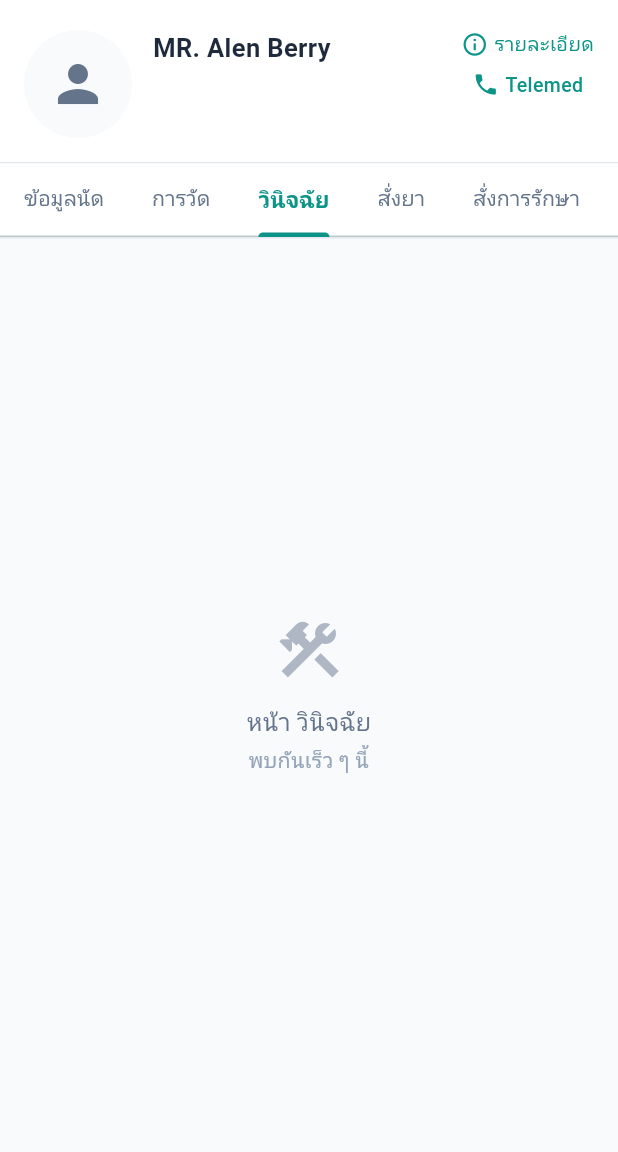
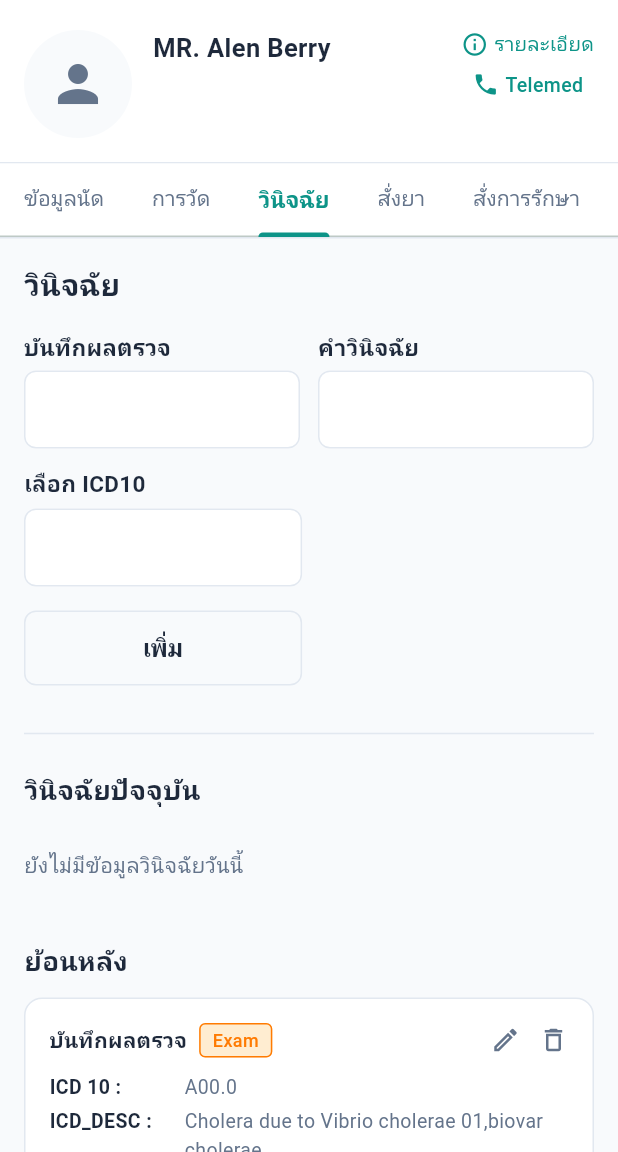
Before and after one commit to izzabellerina/flutter-med-flow-user-app, a Flutter app: the AppointmentDetailPage screen opened directly with sample values from the repository, tab 3 chosen, on a phone screen of 412 x 824 dp, the part 84-1236 px from its top. Run offline on Flutter 3.47's test engine with Material 3 defaults, Android fonts, the phone set to English and light mode, and no system bars; our stand-ins replace google_fonts; network calls fail; Roboto replaces fonts that are missing (Athiti).

Commit message:
09/03/69 diagnosis tab

```diff
--- /dev/null
+++ b/lib/models/diagnosis.dart
@@ -0,0 +1,30 @@
+class Diagnosis {
+  final String id;
+  final String recordNote; // บันทึกผลตรวจ
+  final String diagnosisType; // e.g. "Exam"
+  final String icd10;
+  final String icdDesc;
+  final String snTerm;
+  final String diagnosisNote; // คำวินิจฉัย
+  final String recorderName; // ผู้บันทึก
+  final DateTime recordedAt;
+
+  Diagnosis({
+    required this.id,
+    required this.recordNote,
+    required this.diagnosisType,
+    required this.icd10,
+    required this.icdDesc,
+    required this.snTerm,
+    required this.diagnosisNote,
+    required this.recorderName,
+    required this.recordedAt,
+  });
+
+  bool get isToday {
+    final now = DateTime.now();
+    return recordedAt.year == now.year &&
+        recordedAt.month == now.month &&
+        recordedAt.day == now.day;
+  }
+}
--- a/lib/pages/appointment_detail_page.dart
+++ b/lib/pages/appointment_detail_page.dart
@@ -1,6 +1,7 @@
 import 'package:flutter/material.dart';
 import '../app/theme.dart';
 import '../models/appointment.dart';
+import '../widgets/diagnosis_tab.dart';
 
 class AppointmentDetailPage extends StatefulWidget {
   final Appointment appointment;
@@ -311,7 +312,7 @@ class _AppointmentDetailPageState extends State<AppointmentDetailPage>
             children: [
               _buildAppointmentInfoTab(),
               _buildPlaceholderTab('การวัด'),
-              _buildPlaceholderTab('วินิจฉัย'),
+              const DiagnosisTab(),
               _buildPlaceholderTab('สั่งยา'),
               _buildPlaceholderTab('สั่งการรักษา'),
             ],
--- /dev/null
+++ b/lib/widgets/diagnosis_tab.dart
@@ -0,0 +1,433 @@
+import 'package:flutter/material.dart';
+import '../app/theme.dart';
+import '../models/diagnosis.dart';
+
+class DiagnosisTab extends StatefulWidget {
+  const DiagnosisTab({super.key});
+
+  @override
+  State<DiagnosisTab> createState() => _DiagnosisTabState();
+}
+
+class _DiagnosisTabState extends State<DiagnosisTab> {
+  final _recordNoteController = TextEditingController();
+  final _diagnosisNoteController = TextEditingController();
+  final _icd10Controller = TextEditingController();
+
+  final List<Diagnosis> _diagnoses = [
+    // Mock history data (past days)
+    Diagnosis(
+      id: '1',
+      recordNote: 'บันทึกผลตรวจ',
+      diagnosisType: 'Exam',
+      icd10: 'A00.0',
+      icdDesc:
+          'Cholera due to Vibrio cholerae 01,biovar cholerae',
+      snTerm:
+          'Cholera due to Vibrio cholerae O1 Classical biotype (disorder)',
+      diagnosisNote: 'ให้คำวินิจฉัย',
+      recorderName: 'ธนวัฒน์ แก้วพรหม',
+      recordedAt: DateTime.now().subtract(const Duration(days: 2)),
+    ),
+    Diagnosis(
+      id: '2',
+      recordNote: 'บันทึกผลตรวจ',
+      diagnosisType: 'Exam',
+      icd10: 'A00.0',
+      icdDesc:
+          'Cholera due to Vibrio cholerae 01,biovar cholerae',
+      snTerm:
+          'Cholera due to Vibrio cholerae O1 Classical biotype (disorder)',
+      diagnosisNote: 'ให้คำวินิจฉัย',
+      recorderName: 'ธนวัฒน์ แก้วพรหม',
+      recordedAt: DateTime.now().subtract(const Duration(days: 2)),
+    ),
+    Diagnosis(
+      id: '3',
+      recordNote: 'บันทึกผลตรวจ',
+      diagnosisType: 'Exam',
+      icd10: 'A00.0',
+      icdDesc:
+          'Cholera due to Vibrio cholerae 01,biovar cholerae',
+      snTerm:
+          'Cholera due to Vibrio cholerae O1 Classical biotype (disorder)',
+      diagnosisNote: 'ให้คำวินิจฉัย',
+      recorderName: 'ธนวัฒน์ แก้วพรหม',
+      recordedAt: DateTime.now().subtract(const Duration(days: 5)),
+    ),
+    Diagnosis(
+      id: '4',
+      recordNote: 'บันทึกผลตรวจ',
+      diagnosisType: 'Exam',
+      icd10: 'A00.0',
+      icdDesc:
+          'Cholera due to Vibrio cholerae 01,biovar cholerae',
+      snTerm:
+          'Cholera due to Vibrio cholerae O1 Classical biotype (disorder)',
+      diagnosisNote: 'ให้คำวินิจฉัย',
+      recorderName: 'ธนวัฒน์ แก้วพรหม',
+      recordedAt: DateTime.now().subtract(const Duration(days: 10)),
+    ),
+  ];
+
+  List<Diagnosis> get _currentDiagnoses =>
+      _diagnoses.where((d) => d.isToday).toList();
+
+  List<Diagnosis> get _historyDiagnoses =>
+      _diagnoses.where((d) => !d.isToday).toList();
+
+  void _addDiagnosis() {
+    if (_icd10Controller.text.isEmpty) return;
+
+    setState(() {
+      _diagnoses.insert(
+        0,
+        Diagnosis(
+          id: DateTime.now().millisecondsSinceEpoch.toString(),
+          recordNote: _recordNoteController.text,
+          diagnosisType: 'Exam',
+          icd10: _icd10Controller.text,
+          icdDesc:
+              'Cholera due to Vibrio cholerae 01,biovar cholerae',
+          snTerm:
+              'Cholera due to Vibrio cholerae O1 Classical biotype (disorder)',
+          diagnosisNote: _diagnosisNoteController.text,
+          recorderName: 'ธนวัฒน์ แก้วพรหม',
+          recordedAt: DateTime.now(),
+        ),
+      );
+      _recordNoteController.clear();
+      _diagnosisNoteController.clear();
+      _icd10Controller.clear();
+    });
+  }
+
+  @override
+  void dispose() {
+    _recordNoteController.dispose();
+    _diagnosisNoteController.dispose();
+    _icd10Controller.dispose();
+    super.dispose();
+  }
+
+  @override
+  Widget build(BuildContext context) {
+    final current = _currentDiagnoses;
+    final history = _historyDiagnoses;
+
+    return SingleChildScrollView(
+      padding: const EdgeInsets.all(16),
+      child: Column(
+        crossAxisAlignment: CrossAxisAlignment.start,
+        children: [
+          // ══════════════════════════════════════════════════════
+          // Title
+          // ══════════════════════════════════════════════════════
+          Text(
+            'วินิจฉัย',
+            style: AppTheme.generalText(
+              20,
+              fonWeight: FontWeight.bold,
+              color: AppTheme.primaryText,
+            ),
+          ),
+          const SizedBox(height: 16),
+
+          // ══════════════════════════════════════════════════════
+          // Form
+          // ══════════════════════════════════════════════════════
+          Row(
+            crossAxisAlignment: CrossAxisAlignment.start,
+            children: [
+              Expanded(
+                child: _buildFormField(
+                  label: 'บันทึกผลตรวจ',
+                  controller: _recordNoteController,
+                ),
+              ),
+              const SizedBox(width: 12),
+              Expanded(
+                child: _buildFormField(
+                  label: 'คำวินิจฉัย',
+                  controller: _diagnosisNoteController,
+                ),
+              ),
+            ],
+          ),
+          const SizedBox(height: 12),
+
+          _buildFormField(
+            label: 'เลือก ICD10',
+            controller: _icd10Controller,
+            width: MediaQuery.of(context).size.width * 0.45,
+          ),
+          const SizedBox(height: 16),
+
+          // Add button
+          SizedBox(
+            width: MediaQuery.of(context).size.width * 0.45,
+            child: OutlinedButton(
+              onPressed: _addDiagnosis,
+              style: OutlinedButton.styleFrom(
+                foregroundColor: AppTheme.primaryText,
+                side: BorderSide(color: AppTheme.lineColorD9),
+                padding: const EdgeInsets.symmetric(vertical: 14),
+                shape: RoundedRectangleBorder(
+                  borderRadius: BorderRadius.circular(8),
+                ),
+              ),
+              child: Text(
+                'เพิ่ม',
+                style: AppTheme.generalText(
+                  16,
+                  fonWeight: FontWeight.w600,
+                  color: AppTheme.primaryText,
+                ),
+              ),
+            ),
+          ),
+
+          const SizedBox(height: 24),
+          Divider(color: AppTheme.lineColorD9),
+          const SizedBox(height: 16),
+
+          // ══════════════════════════════════════════════════════
+          // วินิจฉัยปัจจุบัน (Today)
+          // ══════════════════════════════════════════════════════
+          Text(
+            'วินิจฉัยปัจจุบัน',
+            style: AppTheme.generalText(
+              18,
+              fonWeight: FontWeight.bold,
+              color: AppTheme.primaryText,
+            ),
+          ),
+          const SizedBox(height: 12),
+
+          if (current.isEmpty)
+            Padding(
+              padding: const EdgeInsets.symmetric(vertical: 16),
+              child: Text(
+                'ยังไม่มีข้อมูลวินิจฉัยวันนี้',
+                style: AppTheme.generalText(
+                  14,
+                  color: AppTheme.secondaryText62,
+                ),
+              ),
+            )
+          else
+            ...current.map((d) => _buildDiagnosisCard(d)),
+
+          const SizedBox(height: 24),
+
+          // ══════════════════════════════════════════════════════
+          // ย้อนหลัง (History)
+          // ══════════════════════════════════════════════════════
+          Text(
+            'ย้อนหลัง',
+            style: AppTheme.generalText(
+              18,
+              fonWeight: FontWeight.bold,
+              color: AppTheme.primaryText,
+            ),
+          ),
+          const SizedBox(height: 12),
+
+          if (history.isEmpty)
+            Padding(
+              padding: const EdgeInsets.symmetric(vertical: 16),
+              child: Text(
+                'ยังไม่มีข้อมูลย้อนหลัง',
+                style: AppTheme.generalText(
+                  14,
+                  color: AppTheme.secondaryText62,
+                ),
+              ),
+            )
+          else
+            ...history.map((d) => _buildDiagnosisCard(d)),
+        ],
+      ),
+    );
+  }
+
+  Widget _buildFormField({
+    required String label,
+    required TextEditingController controller,
+    double? width,
+  }) {
+    final field = Column(
+      crossAxisAlignment: CrossAxisAlignment.start,
+      children: [
+        Text(
+          label,
+          style: AppTheme.generalText(
+            15,
+            fonWeight: FontWeight.w600,
+            color: AppTheme.primaryText,
+          ),
+        ),
+        const SizedBox(height: 6),
+        TextField(
+          controller: controller,
+          decoration: InputDecoration(
+            contentPadding:
+                const EdgeInsets.symmetric(horizontal: 12, vertical: 14),
+            border: OutlineInputBorder(
+              borderRadius: BorderRadius.circular(8),
+              borderSide: BorderSide(color: AppTheme.lineColorD9),
+            ),
+            enabledBorder: OutlineInputBorder(
+              borderRadius: BorderRadius.circular(8),
+              borderSide: BorderSide(color: AppTheme.lineColorD9),
+            ),
+          ),
+        ),
+      ],
+    );
+
+    if (width != null) {
+      return SizedBox(width: width, child: field);
+    }
+    return field;
+  }
+
+  Widget _buildDiagnosisCard(Diagnosis diagnosis) {
+    final dateStr =
+        '${diagnosis.recordedAt.day} ${_thaiMonth(diagnosis.recordedAt.month)} ${diagnosis.recordedAt.year + 543}, '
+        '${diagnosis.recordedAt.hour.toString().padLeft(2, '0')}:${diagnosis.recordedAt.minute.toString().padLeft(2, '0')} น.';
+
+    return Container(
+      width: double.infinity,
+      margin: const EdgeInsets.only(bottom: 16),
+      padding: const EdgeInsets.all(16),
+      decoration: BoxDecoration(
+        color: Colors.white,
+        borderRadius: BorderRadius.circular(12),
+        border: Border.all(color: AppTheme.lineColorD9),
+      ),
+      child: Column(
+        crossAxisAlignment: CrossAxisAlignment.start,
+        children: [
+          // Header row
+          Row(
+            children: [
+              Text(
+                'บันทึกผลตรวจ',
+                style: AppTheme.generalText(
+                  14,
+                  fonWeight: FontWeight.w600,
+                  color: AppTheme.primaryText,
+                ),
+              ),
+              const SizedBox(width: 8),
+              Container(
+                padding:
+                    const EdgeInsets.symmetric(horizontal: 8, vertical: 2),
+                decoration: BoxDecoration(
+                  color: AppTheme.hnBadgeBgColor,
+                  borderRadius: BorderRadius.circular(4),
+                  border: Border.all(color: AppTheme.hnBadgeBorderColor),
+                ),
+                child: Text(
+                  diagnosis.diagnosisType,
+                  style: AppTheme.generalText(
+                    12,
+                    fonWeight: FontWeight.w500,
+                    color: AppTheme.hnBadgeBorderColor,
+                  ),
+                ),
+              ),
+              const Spacer(),
+              InkWell(
+                onTap: () {},
+                child: Icon(Icons.edit_outlined,
+                    size: 20, color: AppTheme.secondaryText62),
+              ),
+              const SizedBox(width: 12),
+              InkWell(
+                onTap: () {
+                  setState(() {
+                    _diagnoses.removeWhere((d) => d.id == diagnosis.id);
+                  });
+                },
+                child: Icon(Icons.delete_outline,
+                    size: 20, color: AppTheme.secondaryText62),
+              ),
+            ],
+          ),
+          const SizedBox(height: 10),
+
+          _buildInfoLine('ICD 10 :', diagnosis.icd10),
+          _buildInfoLine('ICD_DESC :', diagnosis.icdDesc),
+          _buildInfoLine('SN_TERM :', diagnosis.snTerm),
+          _buildInfoLine('คำวินิจฉัย :', diagnosis.diagnosisNote),
+
+          const SizedBox(height: 8),
+          Row(
+            children: [
+              Text(
+                'ผู้บันทึก: ${diagnosis.recorderName}',
+                style: AppTheme.generalText(
+                  12,
+                  color: AppTheme.secondaryText62,
+                ),
+              ),
+              const SizedBox(width: 12),
+              Icon(Icons.access_time,
+                  size: 14, color: AppTheme.secondaryText62),
+              const SizedBox(width: 4),
+              Text(
+                dateStr,
+                style: AppTheme.generalText(
+                  12,
+                  color: AppTheme.secondaryText62,
+                ),
+              ),
+            ],
+          ),
+        ],
+      ),
+    );
+  }
+
+  Widget _buildInfoLine(String label, String value) {
+    return Padding(
+      padding: const EdgeInsets.only(bottom: 4),
+      child: Row(
+        crossAxisAlignment: CrossAxisAlignment.start,
+        children: [
+          SizedBox(
+            width: 90,
+            child: Text(
+              label,
+              style: AppTheme.generalText(
+                13,
+                fonWeight: FontWeight.w600,
+                color: AppTheme.primaryText,
+              ),
+            ),
+          ),
+          Expanded(
+            child: Text(
+              value,
+              style: AppTheme.generalText(
+                13,
+                color: AppTheme.secondaryText62,
+              ),
+            ),
+          ),
+        ],
+      ),
+    );
+  }
+
+  String _thaiMonth(int month) {
+    const months = [
+      'มกราคม', 'กุมภาพันธ์', 'มีนาคม', 'เมษายน',
+      'พฤษภาคม', 'มิถุนายน', 'กรกฎาคม', 'สิงหาคม',
+      'กันยายน', 'ตุลาคม', 'พฤศจิกายน', 'ธันวาคม',
+    ];
+    return months[month - 1];
+  }
+}
```
Also changed, not shown: 1 other file.
